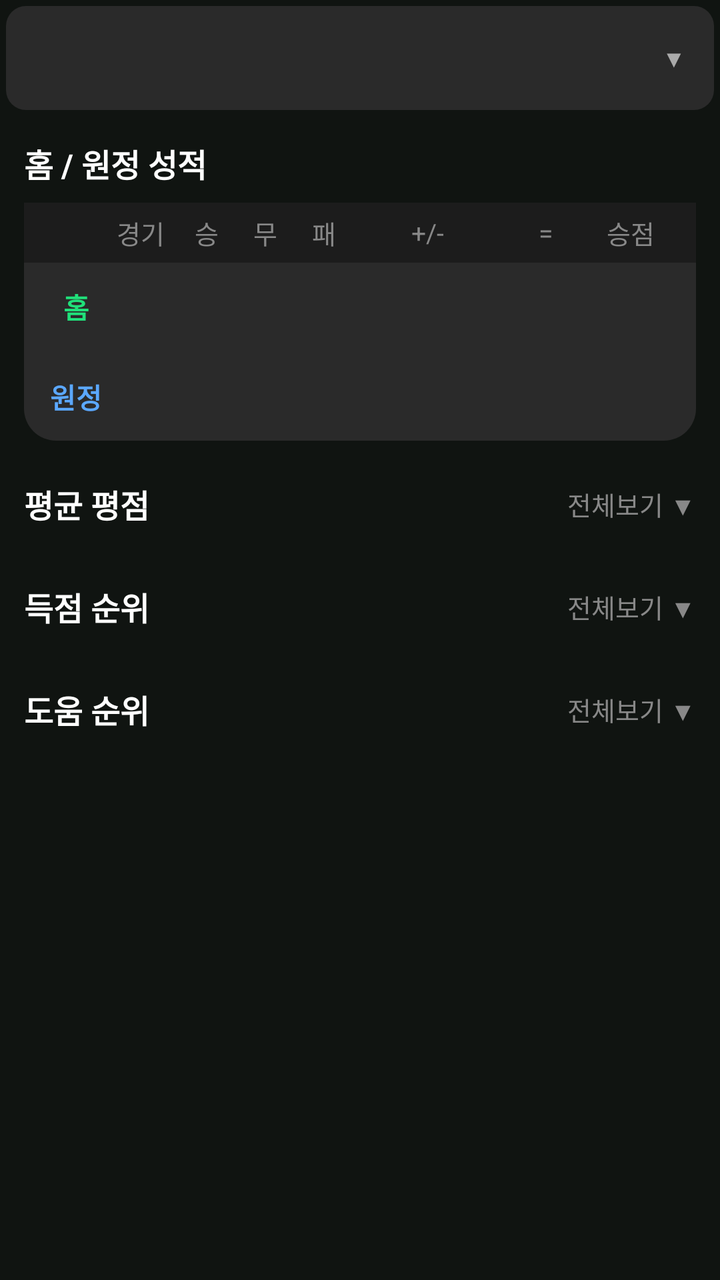
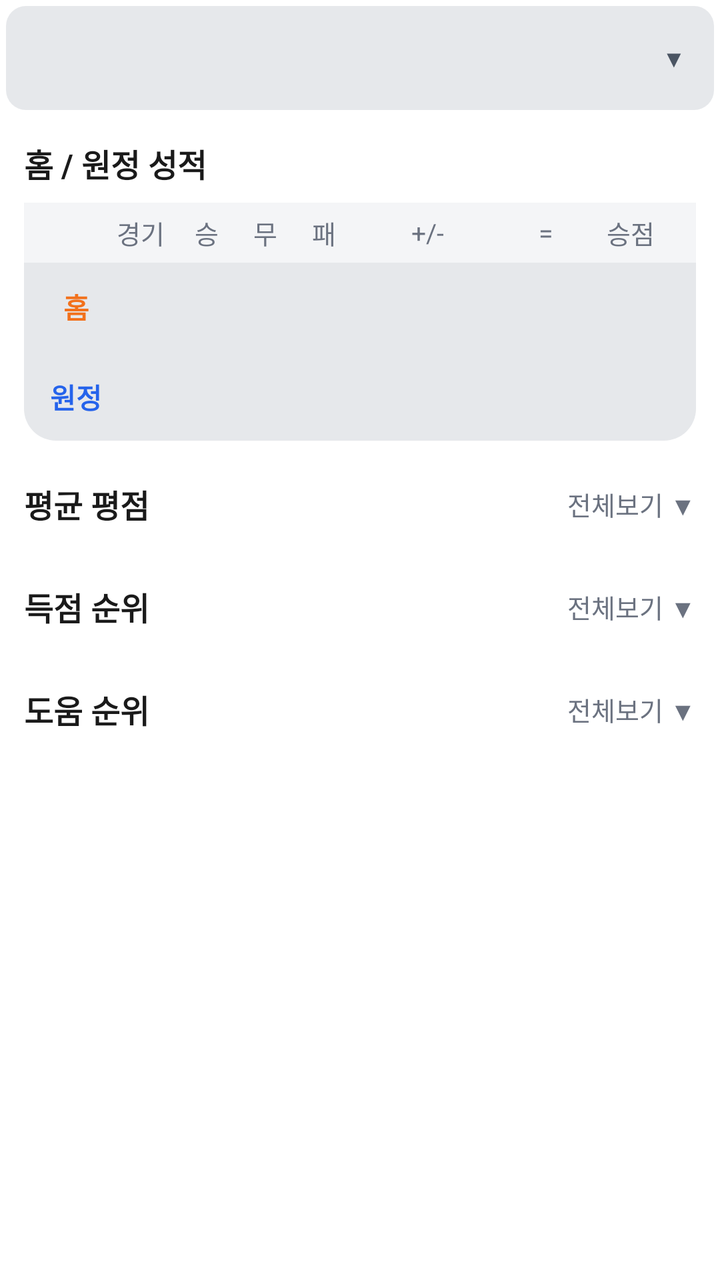

Compare the two renders of this Android layout. The source of the first and the diff that turns it into the second are given below.
<!-- AndroidManifest.xml: application theme Theme.MyApplication -->
<!-- res/layout/fragment_team_stats.xml -->
<?xml version="1.0" encoding="utf-8"?>
<LinearLayout xmlns:android="http://schemas.android.com/apk/res/android"
    android:layout_width="match_parent"
    android:layout_height="match_parent"
    android:background="#101411"
    android:orientation="vertical">

    
    <LinearLayout
        android:id="@+id/layoutSeasonSelector"
        android:layout_width="match_parent"
        android:layout_height="52dp"
        android:orientation="horizontal"
        android:gravity="center_vertical"
        android:paddingHorizontal="14dp"
        android:background="@drawable/season_selector_bg"
        android:layout_margin="3dp"
        android:clickable="true"
        android:focusable="true">

        <ImageView android:id="@+id/ivLeagueLogo"
            android:layout_width="26dp" android:layout_height="26dp"/>

        <LinearLayout android:layout_width="0dp" android:layout_height="wrap_content"
            android:layout_weight="1" android:orientation="vertical" android:layout_marginStart="10dp">
            <TextView android:id="@+id/tvLeagueName"
                android:layout_width="wrap_content" android:layout_height="wrap_content"
                android:textColor="#FFFFFF" android:textSize="15sp" android:textStyle="bold"/>
            <TextView android:id="@+id/tvCurrentSeason"
                android:layout_width="wrap_content" android:layout_height="wrap_content"
                android:textColor="#AAAAAA" android:textSize="11sp"/>
        </LinearLayout>

        <TextView android:id="@+id/tvDropdownArrow"
            android:layout_width="wrap_content" android:layout_height="wrap_content"
            android:text="▼" android:textColor="#AAAAAA" android:textSize="12sp"/>
    </LinearLayout>

    
    <ScrollView android:id="@+id/scrollSeasonList"
        android:layout_width="match_parent" android:layout_height="220dp"
        android:background="#1E1E1E" android:visibility="gone">
        <LinearLayout android:id="@+id/layoutSeasonList"
            android:layout_width="match_parent" android:layout_height="wrap_content"
            android:orientation="vertical"/>
    </ScrollView>

    
    <ScrollView
        android:layout_width="match_parent"
        android:layout_height="0dp"
        android:layout_weight="1">

        <LinearLayout
            android:layout_width="match_parent"
            android:layout_height="wrap_content"
            android:orientation="vertical"
            android:padding="12dp">

            
            <ProgressBar android:id="@+id/pbLoading"
                android:layout_width="wrap_content" android:layout_height="48dp"
                android:layout_gravity="center" android:visibility="gone"/>

            
            <TextView
                android:layout_width="wrap_content" android:layout_height="wrap_content"
                android:text="홈 / 원정 성적"
                android:textColor="#FFFFFF" android:textSize="16sp" android:textStyle="bold"
                android:layout_marginBottom="8dp"/>

            <LinearLayout android:id="@+id/layoutRecord"
                android:layout_width="match_parent" android:layout_height="wrap_content"
                android:background="@drawable/card_bg" android:orientation="vertical"
                android:layout_marginBottom="20dp">

                
                <LinearLayout android:layout_width="match_parent" android:layout_height="30dp"
                    android:orientation="horizontal" android:gravity="center_vertical"
                    android:paddingHorizontal="12dp" android:background="#1C1C1C">
                    <View android:layout_width="28dp" android:layout_height="1dp"/>
                    <TextView android:layout_width="0dp" android:layout_height="wrap_content"
                        android:layout_weight="0.5" android:gravity="center"
                        android:text="경기" android:textColor="#888888" android:textSize="13sp"/>
                    <TextView android:layout_width="0dp" android:layout_height="wrap_content"
                        android:layout_weight="0.4" android:gravity="center"
                        android:text="승" android:textColor="#888888" android:textSize="13sp"/>
                    <TextView android:layout_width="0dp" android:layout_height="wrap_content"
                        android:layout_weight="0.4" android:gravity="center"
                        android:text="무" android:textColor="#888888" android:textSize="13sp"/>
                    <TextView android:layout_width="0dp" android:layout_height="wrap_content"
                        android:layout_weight="0.4" android:gravity="center"
                        android:text="패" android:textColor="#888888" android:textSize="13sp"/>
                    <TextView android:layout_width="0dp" android:layout_height="wrap_content"
                        android:layout_weight="1.0" android:gravity="center"
                        android:text="+/-" android:textColor="#888888" android:textSize="13sp"/>
                    <TextView android:layout_width="0dp" android:layout_height="wrap_content"
                        android:layout_weight="0.6" android:gravity="center"
                        android:text="=" android:textColor="#888888" android:textSize="13sp"/>
                    <TextView android:layout_width="0dp" android:layout_height="wrap_content"
                        android:layout_weight="0.55" android:gravity="center"
                        android:text="승점" android:textColor="#888888" android:textSize="13sp"/>
                </LinearLayout>

                
                <LinearLayout android:id="@+id/rowHome"
                    android:layout_width="match_parent" android:layout_height="44dp"
                    android:orientation="horizontal" android:gravity="center_vertical"
                    android:paddingHorizontal="12dp">
                    <TextView android:layout_width="28dp" android:layout_height="wrap_content"
                        android:text="홈" android:textColor="#20E07A" android:textSize="14sp"
                        android:textStyle="bold" android:gravity="center"/>
                    <TextView android:id="@+id/tvHomePlayed" android:layout_width="0dp" android:layout_height="wrap_content"
                        android:layout_weight="0.5" android:gravity="center" android:textColor="#FFFFFF" android:textSize="15sp"/>
                    <TextView android:id="@+id/tvHomeWin" android:layout_width="0dp" android:layout_height="wrap_content"
                        android:layout_weight="0.4" android:gravity="center" android:textColor="#FFFFFF" android:textSize="15sp"/>
                    <TextView android:id="@+id/tvHomeDraw" android:layout_width="0dp" android:layout_height="wrap_content"
                        android:layout_weight="0.4" android:gravity="center" android:textColor="#FFFFFF" android:textSize="15sp"/>
                    <TextView android:id="@+id/tvHomeLose" android:layout_width="0dp" android:layout_height="wrap_content"
                        android:layout_weight="0.4" android:gravity="center" android:textColor="#FFFFFF" android:textSize="15sp"/>
                    <TextView android:id="@+id/tvHomeGoals" android:layout_width="0dp" android:layout_height="wrap_content"
                        android:layout_weight="1.0" android:gravity="center" android:textColor="#CCCCCC" android:textSize="14sp"/>
                    <TextView android:id="@+id/tvHomeGoalDiff" android:layout_width="0dp" android:layout_height="wrap_content"
                        android:layout_weight="0.6" android:gravity="center" android:textSize="14sp" android:textStyle="bold"/>
                    <TextView android:id="@+id/tvHomePoints" android:layout_width="0dp" android:layout_height="wrap_content"
                        android:layout_weight="0.55" android:gravity="center" android:textColor="#FFFFFF" android:textSize="15sp" android:textStyle="bold"/>
                </LinearLayout>

                
                <View android:layout_width="match_parent" android:layout_height="1dp"
                    android:background="#2A2A2A" android:layout_marginHorizontal="12dp"/>

                
                <LinearLayout android:id="@+id/rowAway"
                    android:layout_width="match_parent" android:layout_height="44dp"
                    android:orientation="horizontal" android:gravity="center_vertical"
                    android:paddingHorizontal="12dp">
                    <TextView android:layout_width="28dp" android:layout_height="wrap_content"
                        android:text="원정" android:textColor="#5BA8FF" android:textSize="14sp"
                        android:textStyle="bold" android:gravity="center"/>
                    <TextView android:id="@+id/tvAwayPlayed" android:layout_width="0dp" android:layout_height="wrap_content"
                        android:layout_weight="0.5" android:gravity="center" android:textColor="#FFFFFF" android:textSize="15sp"/>
                    <TextView android:id="@+id/tvAwayWin" android:layout_width="0dp" android:layout_height="wrap_content"
                        android:layout_weight="0.4" android:gravity="center" android:textColor="#FFFFFF" android:textSize="15sp"/>
                    <TextView android:id="@+id/tvAwayDraw" android:layout_width="0dp" android:layout_height="wrap_content"
                        android:layout_weight="0.4" android:gravity="center" android:textColor="#FFFFFF" android:textSize="15sp"/>
                    <TextView android:id="@+id/tvAwayLose" android:layout_width="0dp" android:layout_height="wrap_content"
                        android:layout_weight="0.4" android:gravity="center" android:textColor="#FFFFFF" android:textSize="15sp"/>
                    <TextView android:id="@+id/tvAwayGoals" android:layout_width="0dp" android:layout_height="wrap_content"
                        android:layout_weight="1.0" android:gravity="center" android:textColor="#CCCCCC" android:textSize="14sp"/>
                    <TextView android:id="@+id/tvAwayGoalDiff" android:layout_width="0dp" android:layout_height="wrap_content"
                        android:layout_weight="0.6" android:gravity="center" android:textSize="14sp" android:textStyle="bold"/>
                    <TextView android:id="@+id/tvAwayPoints" android:layout_width="0dp" android:layout_height="wrap_content"
                        android:layout_weight="0.55" android:gravity="center" android:textColor="#FFFFFF" android:textSize="15sp" android:textStyle="bold"/>
                </LinearLayout>
            </LinearLayout>

            
            <LinearLayout android:layout_width="match_parent" android:layout_height="wrap_content"
                android:orientation="horizontal" android:gravity="center_vertical"
                android:layout_marginBottom="8dp">
                <TextView android:layout_width="0dp" android:layout_height="wrap_content"
                    android:layout_weight="1"
                    android:text="평균 평점" android:textColor="#FFFFFF"
                    android:textSize="16sp" android:textStyle="bold"/>
                <TextView android:id="@+id/tvRatingToggle"
                    android:layout_width="wrap_content" android:layout_height="wrap_content"
                    android:text="전체보기 ▼" android:textColor="#888888" android:textSize="13sp"
                    android:clickable="true" android:focusable="true"/>
            </LinearLayout>
            <LinearLayout android:id="@+id/layoutRatingList"
                android:layout_width="match_parent" android:layout_height="wrap_content"
                android:background="@drawable/card_bg" android:orientation="vertical"
                android:layout_marginBottom="20dp"/>

            
            <LinearLayout android:layout_width="match_parent" android:layout_height="wrap_content"
                android:orientation="horizontal" android:gravity="center_vertical"
                android:layout_marginBottom="8dp">
                <TextView android:layout_width="0dp" android:layout_height="wrap_content"
                    android:layout_weight="1"
                    android:text="득점 순위" android:textColor="#FFFFFF"
                    android:textSize="16sp" android:textStyle="bold"/>
                <TextView android:id="@+id/tvGoalToggle"
                    android:layout_width="wrap_content" android:layout_height="wrap_content"
                    android:text="전체보기 ▼" android:textColor="#888888" android:textSize="13sp"
                    android:clickable="true" android:focusable="true"/>
            </LinearLayout>
            <LinearLayout android:id="@+id/layoutGoalList"
                android:layout_width="match_parent" android:layout_height="wrap_content"
                android:background="@drawable/card_bg" android:orientation="vertical"
                android:layout_marginBottom="20dp"/>

            
            <LinearLayout android:layout_width="match_parent" android:layout_height="wrap_content"
                android:orientation="horizontal" android:gravity="center_vertical"
                android:layout_marginBottom="8dp">
                <TextView android:layout_width="0dp" android:layout_height="wrap_content"
                    android:layout_weight="1"
                    android:text="도움 순위" android:textColor="#FFFFFF"
                    android:textSize="16sp" android:textStyle="bold"/>
                <TextView android:id="@+id/tvAssistToggle"
                    android:layout_width="wrap_content" android:layout_height="wrap_content"
                    android:text="전체보기 ▼" android:textColor="#888888" android:textSize="13sp"
                    android:clickable="true" android:focusable="true"/>
            </LinearLayout>
            <LinearLayout android:id="@+id/layoutAssistList"
                android:layout_width="match_parent" android:layout_height="wrap_content"
                android:background="@drawable/card_bg" android:orientation="vertical"
                android:layout_marginBottom="16dp"/>

        </LinearLayout>
    </ScrollView>
</LinearLayout>
<!-- resources referenced by this layout -->
<resources>
  <!-- drawable card_bg (drawable) -->
  <?xml version="1.0" encoding="utf-8"?>
  <shape xmlns:android="http://schemas.android.com/apk/res/android">
      <solid android:color="#2A2A2A" />
      <corners android:radius="16dp" />
  </shape>
  <!-- drawable season_selector_bg (drawable) -->
  <?xml version="1.0" encoding="utf-8"?>
  <shape xmlns:android="http://schemas.android.com/apk/res/android">
      <solid android:color="#2A2A2A" />
      <corners android:radius="10dp" />
  </shape>
  <style name="Theme.MyApplication" parent="Base.Theme.MyApplication" />
  <style name="Base.Theme.MyApplication" parent="Theme.Material3.DayNight.NoActionBar">
          
          
      </style>
</resources>

<!-- the commit's change to res/layout/fragment_team_stats.xml (unified diff, before → after) -->
@@ -2,7 +2,7 @@
 <LinearLayout xmlns:android="http://schemas.android.com/apk/res/android"
     android:layout_width="match_parent"
     android:layout_height="match_parent"
-    android:background="#101411"
+    android:background="@color/bg"
     android:orientation="vertical">
 
     
@@ -25,21 +25,21 @@
             android:layout_weight="1" android:orientation="vertical" android:layout_marginStart="10dp">
             <TextView android:id="@+id/tvLeagueName"
                 android:layout_width="wrap_content" android:layout_height="wrap_content"
-                android:textColor="#FFFFFF" android:textSize="15sp" android:textStyle="bold"/>
+                android:textColor="@color/text_primary" android:textSize="15sp" android:textStyle="bold"/>
             <TextView android:id="@+id/tvCurrentSeason"
                 android:layout_width="wrap_content" android:layout_height="wrap_content"
-                android:textColor="#AAAAAA" android:textSize="11sp"/>
+                android:textColor="@color/text_muted" android:textSize="11sp"/>
         </LinearLayout>
 
         <TextView android:id="@+id/tvDropdownArrow"
             android:layout_width="wrap_content" android:layout_height="wrap_content"
-            android:text="▼" android:textColor="#AAAAAA" android:textSize="12sp"/>
+            android:text="▼" android:textColor="@color/text_muted" android:textSize="12sp"/>
     </LinearLayout>
 
     
     <ScrollView android:id="@+id/scrollSeasonList"
         android:layout_width="match_parent" android:layout_height="220dp"
-        android:background="#1E1E1E" android:visibility="gone">
+        android:background="@color/surface" android:visibility="gone">
         <LinearLayout android:id="@+id/layoutSeasonList"
             android:layout_width="match_parent" android:layout_height="wrap_content"
             android:orientation="vertical"/>
@@ -66,7 +66,7 @@
             <TextView
                 android:layout_width="wrap_content" android:layout_height="wrap_content"
                 android:text="홈 / 원정 성적"
-                android:textColor="#FFFFFF" android:textSize="16sp" android:textStyle="bold"
+                android:textColor="@color/text_primary" android:textSize="16sp" android:textStyle="bold"
                 android:layout_marginBottom="8dp"/>
 
             <LinearLayout android:id="@+id/layoutRecord"
@@ -77,29 +77,29 @@
                 
                 <LinearLayout android:layout_width="match_parent" android:layout_height="30dp"
                     android:orientation="horizontal" android:gravity="center_vertical"
-                    android:paddingHorizontal="12dp" android:background="#1C1C1C">
+                    android:paddingHorizontal="12dp" android:background="@color/surface">
                     <View android:layout_width="28dp" android:layout_height="1dp"/>
                     <TextView android:layout_width="0dp" android:layout_height="wrap_content"
                         android:layout_weight="0.5" android:gravity="center"
-                        android:text="경기" android:textColor="#888888" android:textSize="13sp"/>
+                        android:text="경기" android:textColor="@color/text_secondary" android:textSize="13sp"/>
                     <TextView android:layout_width="0dp" android:layout_height="wrap_content"
                         android:layout_weight="0.4" android:gravity="center"
-                        android:text="승" android:textColor="#888888" android:textSize="13sp"/>
+                        android:text="승" android:textColor="@color/text_secondary" android:textSize="13sp"/>
                     <TextView android:layout_width="0dp" android:layout_height="wrap_content"
                         android:layout_weight="0.4" android:gravity="center"
-                        android:text="무" android:textColor="#888888" android:textSize="13sp"/>
+                        android:text="무" android:textColor="@color/text_secondary" android:textSize="13sp"/>
                     <TextView android:layout_width="0dp" android:layout_height="wrap_content"
                         android:layout_weight="0.4" android:gravity="center"
-                        android:text="패" android:textColor="#888888" android:textSize="13sp"/>
+                        android:text="패" android:textColor="@color/text_secondary" android:textSize="13sp"/>
                     <TextView android:layout_width="0dp" android:layout_height="wrap_content"
                         android:layout_weight="1.0" android:gravity="center"
-                        android:text="+/-" android:textColor="#888888" android:textSize="13sp"/>
+                        android:text="+/-" android:textColor="@color/text_secondary" android:textSize="13sp"/>
                     <TextView android:layout_width="0dp" android:layout_height="wrap_content"
                         android:layout_weight="0.6" android:gravity="center"
-                        android:text="=" android:textColor="#888888" android:textSize="13sp"/>
+                        android:text="=" android:textColor="@color/text_secondary" android:textSize="13sp"/>
                     <TextView android:layout_width="0dp" android:layout_height="wrap_content"
                         android:layout_weight="0.55" android:gravity="center"
-                        android:text="승점" android:textColor="#888888" android:textSize="13sp"/>
+                        android:text="승점" android:textColor="@color/text_secondary" android:textSize="13sp"/>
                 </LinearLayout>
 
                 
@@ -108,27 +108,27 @@
                     android:orientation="horizontal" android:gravity="center_vertical"
                     android:paddingHorizontal="12dp">
                     <TextView android:layout_width="28dp" android:layout_height="wrap_content"
-                        android:text="홈" android:textColor="#20E07A" android:textSize="14sp"
+                        android:text="홈" android:textColor="@color/accent" android:textSize="14sp"
                         android:textStyle="bold" android:gravity="center"/>
                     <TextView android:id="@+id/tvHomePlayed" android:layout_width="0dp" android:layout_height="wrap_content"
-                        android:layout_weight="0.5" android:gravity="center" android:textColor="#FFFFFF" android:textSize="15sp"/>
+                        android:layout_weight="0.5" android:gravity="center" android:textColor="@color/text_primary" android:textSize="15sp"/>
                     <TextView android:id="@+id/tvHomeWin" android:layout_width="0dp" android:layout_height="wrap_content"
-                        android:layout_weight="0.4" android:gravity="center" android:textColor="#FFFFFF" android:textSize="15sp"/>
+                        android:layout_weight="0.4" android:gravity="center" android:textColor="@color/text_primary" android:textSize="15sp"/>
                     <TextView android:id="@+id/tvHomeDraw" android:layout_width="0dp" android:layout_height="wrap_content"
-                        android:layout_weight="0.4" android:gravity="center" android:textColor="#FFFFFF" android:textSize="15sp"/>
+                        android:layout_weight="0.4" android:gravity="center" android:textColor="@color/text_primary" android:textSize="15sp"/>
                     <TextView android:id="@+id/tvHomeLose" android:layout_width="0dp" android:layout_height="wrap_content"
-                        android:layout_weight="0.4" android:gravity="center" android:textColor="#FFFFFF" android:textSize="15sp"/>
+                        android:layout_weight="0.4" android:gravity="center" android:textColor="@color/text_primary" android:textSize="15sp"/>
                     <TextView android:id="@+id/tvHomeGoals" android:layout_width="0dp" android:layout_height="wrap_content"
-                        android:layout_weight="1.0" android:gravity="center" android:textColor="#CCCCCC" android:textSize="14sp"/>
+                        android:layout_weight="1.0" android:gravity="center" android:textColor="@color/text_body" android:textSize="14sp"/>
                     <TextView android:id="@+id/tvHomeGoalDiff" android:layout_width="0dp" android:layout_height="wrap_content"
                         android:layout_weight="0.6" android:gravity="center" android:textSize="14sp" android:textStyle="bold"/>
                     <TextView android:id="@+id/tvHomePoints" android:layout_width="0dp" android:layout_height="wrap_content"
-                        android:layout_weight="0.55" android:gravity="center" android:textColor="#FFFFFF" android:textSize="15sp" android:textStyle="bold"/>
+                        android:layout_weight="0.55" android:gravity="center" android:textColor="@color/text_primary" android:textSize="15sp" android:textStyle="bold"/>
                 </LinearLayout>
 
                 
                 <View android:layout_width="match_parent" android:layout_height="1dp"
-                    android:background="#2A2A2A" android:layout_marginHorizontal="12dp"/>
+                    android:background="@color/surface_variant" android:layout_marginHorizontal="12dp"/>
 
                 
                 <LinearLayout android:id="@+id/rowAway"
@@ -136,22 +136,22 @@
                     android:orientation="horizontal" android:gravity="center_vertical"
                     android:paddingHorizontal="12dp">
                     <TextView android:layout_width="28dp" android:layout_height="wrap_content"
-                        android:text="원정" android:textColor="#5BA8FF" android:textSize="14sp"
+                        android:text="원정" android:textColor="@color/info" android:textSize="14sp"
                         android:textStyle="bold" android:gravity="center"/>
                     <TextView android:id="@+id/tvAwayPlayed" android:layout_width="0dp" android:layout_height="wrap_content"
-                        android:layout_weight="0.5" android:gravity="center" android:textColor="#FFFFFF" android:textSize="15sp"/>
+                        android:layout_weight="0.5" android:gravity="center" android:textColor="@color/text_primary" android:textSize="15sp"/>
                     <TextView android:id="@+id/tvAwayWin" android:layout_width="0dp" android:layout_height="wrap_content"
-                        android:layout_weight="0.4" android:gravity="center" android:textColor="#FFFFFF" android:textSize="15sp"/>
+                        android:layout_weight="0.4" android:gravity="center" android:textColor="@color/text_primary" android:textSize="15sp"/>
                     <TextView android:id="@+id/tvAwayDraw" android:layout_width="0dp" android:layout_height="wrap_content"
-                        android:layout_weight="0.4" android:gravity="center" android:textColor="#FFFFFF" android:textSize="15sp"/>
+                        android:layout_weight="0.4" android:gravity="center" android:textColor="@color/text_primary" android:textSize="15sp"/>
                     <TextView android:id="@+id/tvAwayLose" android:layout_width="0dp" android:layout_height="wrap_content"
-                        android:layout_weight="0.4" android:gravity="center" android:textColor="#FFFFFF" android:textSize="15sp"/>
+                        android:layout_weight="0.4" android:gravity="center" android:textColor="@color/text_primary" android:textSize="15sp"/>
                     <TextView android:id="@+id/tvAwayGoals" android:layout_width="0dp" android:layout_height="wrap_content"
-                        android:layout_weight="1.0" android:gravity="center" android:textColor="#CCCCCC" android:textSize="14sp"/>
+                        android:layout_weight="1.0" android:gravity="center" android:textColor="@color/text_body" android:textSize="14sp"/>
                     <TextView android:id="@+id/tvAwayGoalDiff" android:layout_width="0dp" android:layout_height="wrap_content"
                         android:layout_weight="0.6" android:gravity="center" android:textSize="14sp" android:textStyle="bold"/>
                     <TextView android:id="@+id/tvAwayPoints" android:layout_width="0dp" android:layout_height="wrap_content"
-                        android:layout_weight="0.55" android:gravity="center" android:textColor="#FFFFFF" android:textSize="15sp" android:textStyle="bold"/>
+                        android:layout_weight="0.55" android:gravity="center" android:textColor="@color/text_primary" android:textSize="15sp" android:textStyle="bold"/>
                 </LinearLayout>
             </LinearLayout>
 
@@ -161,11 +161,11 @@
                 android:layout_marginBottom="8dp">
                 <TextView android:layout_width="0dp" android:layout_height="wrap_content"
                     android:layout_weight="1"
-                    android:text="평균 평점" android:textColor="#FFFFFF"
+                    android:text="평균 평점" android:textColor="@color/text_primary"
                     android:textSize="16sp" android:textStyle="bold"/>
                 <TextView android:id="@+id/tvRatingToggle"
                     android:layout_width="wrap_content" android:layout_height="wrap_content"
-                    android:text="전체보기 ▼" android:textColor="#888888" android:textSize="13sp"
+                    android:text="전체보기 ▼" android:textColor="@color/text_secondary" android:textSize="13sp"
                     android:clickable="true" android:focusable="true"/>
             </LinearLayout>
             <LinearLayout android:id="@+id/layoutRatingList"
@@ -179,11 +179,11 @@
                 android:layout_marginBottom="8dp">
                 <TextView android:layout_width="0dp" android:layout_height="wrap_content"
                     android:layout_weight="1"
-                    android:text="득점 순위" android:textColor="#FFFFFF"
+                    android:text="득점 순위" android:textColor="@color/text_primary"
                     android:textSize="16sp" android:textStyle="bold"/>
                 <TextView android:id="@+id/tvGoalToggle"
                     android:layout_width="wrap_content" android:layout_height="wrap_content"
-                    android:text="전체보기 ▼" android:textColor="#888888" android:textSize="13sp"
+                    android:text="전체보기 ▼" android:textColor="@color/text_secondary" android:textSize="13sp"
                     android:clickable="true" android:focusable="true"/>
             </LinearLayout>
             <LinearLayout android:id="@+id/layoutGoalList"
@@ -197,11 +197,11 @@
                 android:layout_marginBottom="8dp">
                 <TextView android:layout_width="0dp" android:layout_height="wrap_content"
                     android:layout_weight="1"
-                    android:text="도움 순위" android:textColor="#FFFFFF"
+                    android:text="도움 순위" android:textColor="@color/text_primary"
                     android:textSize="16sp" android:textStyle="bold"/>
                 <TextView android:id="@+id/tvAssistToggle"
                     android:layout_width="wrap_content" android:layout_height="wrap_content"
-                    android:text="전체보기 ▼" android:textColor="#888888" android:textSize="13sp"
+                    android:text="전체보기 ▼" android:textColor="@color/text_secondary" android:textSize="13sp"
                     android:clickable="true" android:focusable="true"/>
             </LinearLayout>
             <LinearLayout android:id="@+id/layoutAssistList"
<!-- resource entries referenced after the edit -->
@@ -1,21 +1,36 @@
 <!-- resources referenced by this layout -->
 <resources>
+  <color name="accent">#F2711C</color>
+  <color name="bg">#FFFFFF</color>
+  <color name="info">#2563EB</color>
+  <color name="surface">#F4F5F7</color>
+  <color name="surface_variant">#E6E8EB</color>
+  <color name="text_body">#374151</color>
+  <color name="text_muted">#4B5563</color>
+  <color name="text_primary">#1A1A1A</color>
+  <color name="text_secondary">#6B7280</color>
   <!-- drawable card_bg (drawable) -->
   <?xml version="1.0" encoding="utf-8"?>
   <shape xmlns:android="http://schemas.android.com/apk/res/android">
-      <solid android:color="#2A2A2A" />
+      <solid android:color="@color/surface_variant" />
       <corners android:radius="16dp" />
   </shape>
   <!-- drawable season_selector_bg (drawable) -->
   <?xml version="1.0" encoding="utf-8"?>
   <shape xmlns:android="http://schemas.android.com/apk/res/android">
-      <solid android:color="#2A2A2A" />
+      <solid android:color="@color/surface_variant" />
       <corners android:radius="10dp" />
   </shape>
   <style name="Theme.MyApplication" parent="Base.Theme.MyApplication" />
-  <style name="Base.Theme.MyApplication" parent="Theme.Material3.DayNight.NoActionBar">
-          
-          
+  <style name="Base.Theme.MyApplication" parent="Theme.Material3.Light.NoActionBar">
+          <item name="colorPrimary">@color/accent</item>
+          <item name="colorOnPrimary">@color/on_accent</item>
+          <item name="android:windowBackground">@color/bg</item>
+          <item name="android:statusBarColor">@color/bg</item>
+          <item name="android:navigationBarColor">@color/bg</item>
+          <item name="android:windowLightStatusBar">true</item>
+          <item name="android:windowLightNavigationBar" tools:targetApi="o_mr1">true</item>
       </style>
+  <color name="on_accent">#FFFFFF</color>
 </resources>
 
